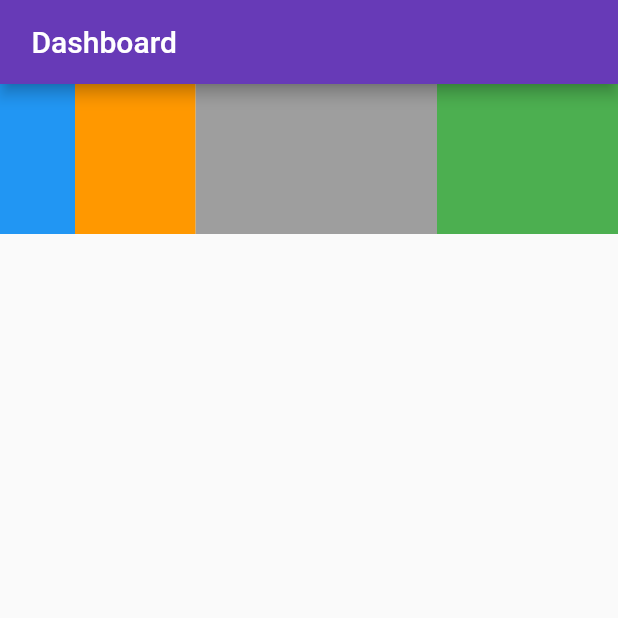
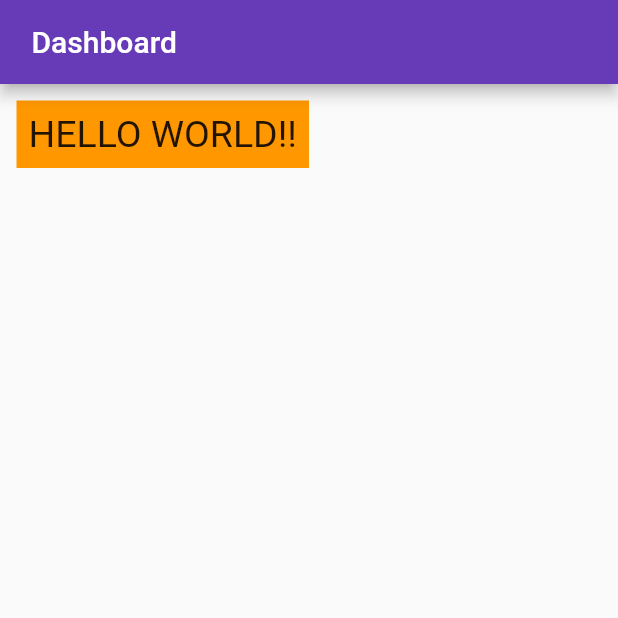
Before and after one commit to kotdroidA/my_app, a Flutter app: the screen it shows after launch, on a phone screen of 412 x 824 dp, the top half of it. Run offline on Flutter 3.47's test engine with Material 2 defaults, Android fonts, the phone set to English and light mode, and no system bars.

Commit message:
Padding_Margin on Text Widget

```diff
--- a/lib/main.dart
+++ b/lib/main.dart
@@ -45,7 +45,7 @@ class _MyHomePageState extends State<MyHomePage> {
 
   @override
   Widget build(BuildContext context) {
-    var arrName =["Anchal","Sonali","Arpita","Ritika","Richa","Ruchi"];
+
     // This method is rerun every time setState is called, for instance as done
     // by the _incrementCounter method above.
     //
@@ -58,39 +58,14 @@ class _MyHomePageState extends State<MyHomePage> {
         // the App.build method, and use it to set our appbar title.
         title: Text(' Dashboard'),
       ),
-      body: Row(
-        children: [
-          Container(
-            width: 50,
-            height: 100,
-            color: Colors.blue,
-          ),
-          Expanded(
-            flex: 2,
-            child: Container(
-              width: 50,
-              height: 100,
-              color: Colors.orange,
-            ),
-          ),
-          Expanded(
-            flex: 4,
-            child:
-          Container(
-            width: 50,
-            height: 100,
-            color: Colors.grey,
-          ),
-          ),
-          Expanded(
-            flex: 3,
-            child: Container(
-             width: 50,
-              height: 100,
-              color: Colors.green,
+      body: Container(
+        color: Colors.orange,
+          margin: EdgeInsets.all(11),
+          child: Padding(
+            padding: const EdgeInsets.all(8.0),
+            child: Text('HELLO WORLD!!',style: TextStyle(fontSize: 25),
             ),
           )
-        ],
       )
     );
 
```
